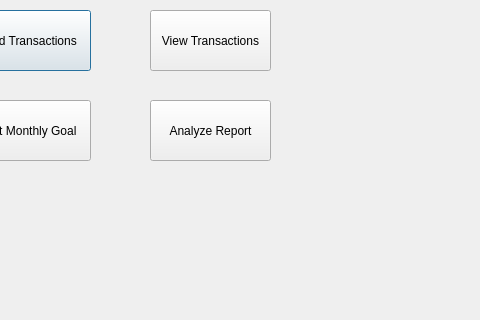
Old version of the form homepage.ui in the repository aasishhumagain/BudgetBuddy; both pictures show x 160 to 640 and y 160 to 480 of the 640 by 480 pixel window.
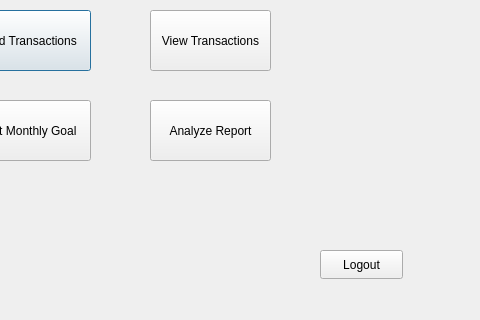
New version of the form.

Commit message: Added logout button in homepage page

```diff
--- a/homepage.ui
+++ b/homepage.ui
@@ -91,6 +91,19 @@
     <string>Profile</string>
    </property>
   </widget>
+  <widget class="QPushButton" name="buttonLogout">
+   <property name="geometry">
+    <rect>
+     <x>480</x>
+     <y>410</y>
+     <width>83</width>
+     <height>29</height>
+    </rect>
+   </property>
+   <property name="text">
+    <string>Logout</string>
+   </property>
+  </widget>
  </widget>
  <resources/>
  <connections/>
```
The commit also changes 2 other files.
